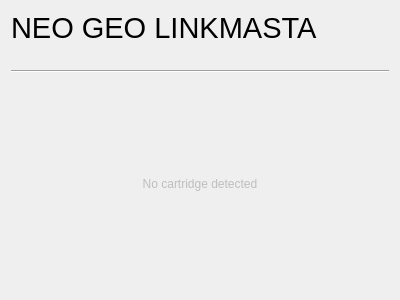
Qt form src/ui/qt/detail/ngp_linkmasta_detail_widget.ui (TheFlav/Flash-Masta-Desktop) before a commit.
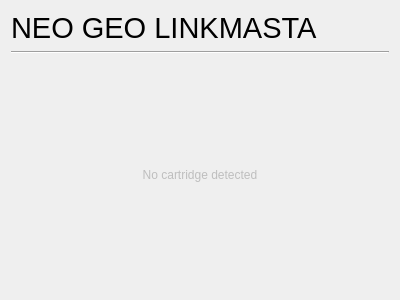
The same form after that commit.

```diff
--- a/src/ui/qt/detail/ngp_linkmasta_detail_widget.ui
+++ b/src/ui/qt/detail/ngp_linkmasta_detail_widget.ui
@@ -13,7 +13,7 @@
   <property name="windowTitle">
    <string>Form</string>
   </property>
-  <layout class="QVBoxLayout" name="verticalLayout" stretch="1,0,4">
+  <layout class="QVBoxLayout" name="verticalLayout" stretch="0,0,1">
    <property name="spacing">
     <number>6</number>
    </property>
```
